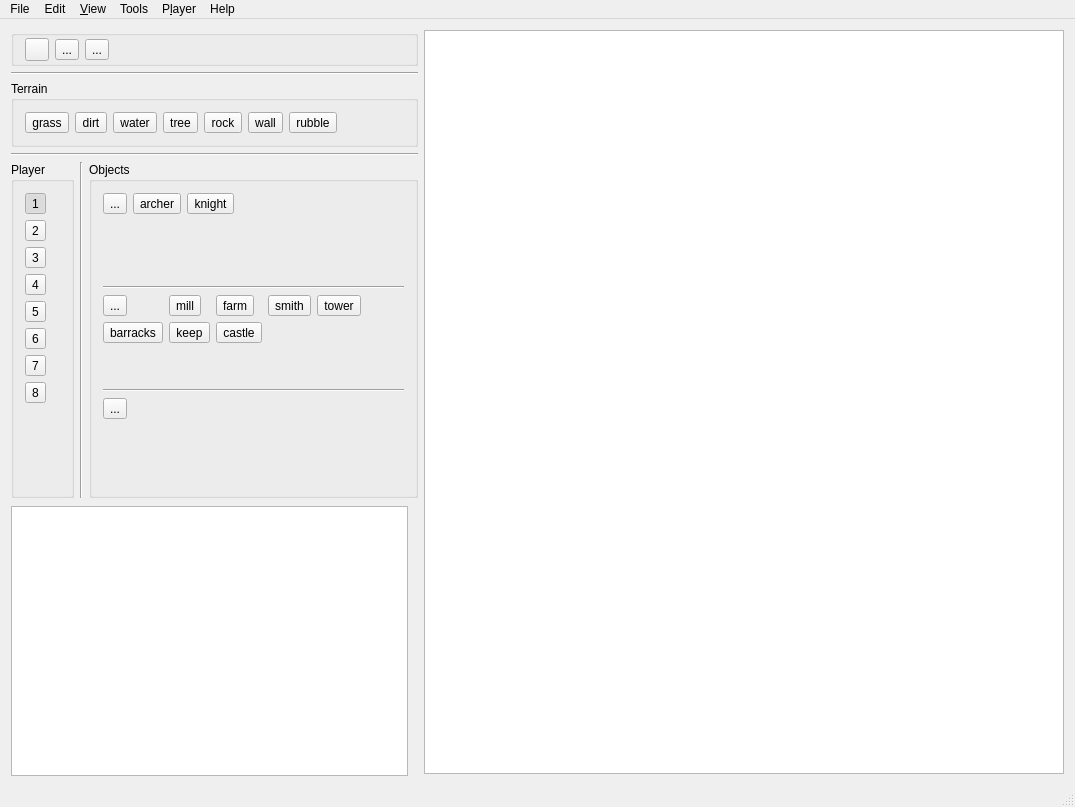
Qt form MapEditor/mainwindow.ui (projectdelphai/ECS160_MapEditor) before a commit.
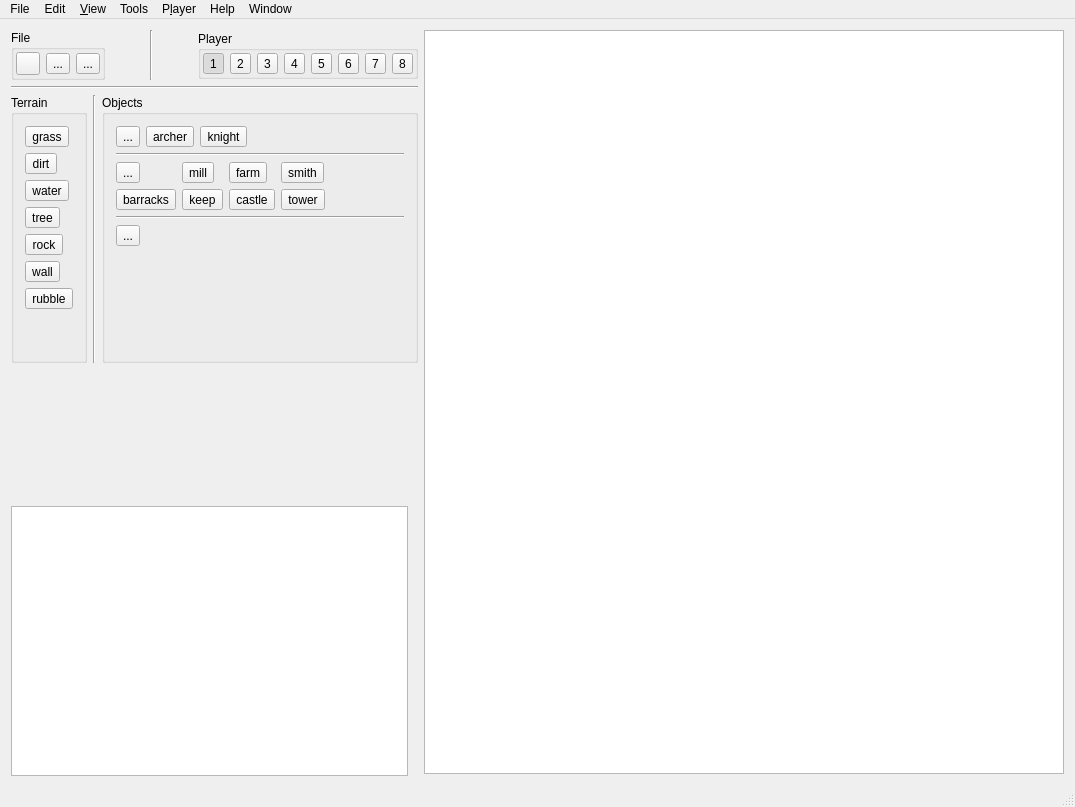
The same form after that commit. Icons and pictures are not drawn.

```diff
--- a/MapEditor/mainwindow.ui
+++ b/MapEditor/mainwindow.ui
@@ -29,22 +29,24 @@
    </property>
    <layout class="QHBoxLayout" name="horizontalLayout_2">
     <item>
-     <layout class="QVBoxLayout" name="verticalLayout">
+     <layout class="QVBoxLayout" name="sidebar">
       <item>
-       <widget class="QGroupBox" name="groupBox_3">
-        <property name="sizePolicy">
-         <sizepolicy hsizetype="Preferred" vsizetype="Maximum">
-          <horstretch>0</horstretch>
-          <verstretch>0</verstretch>
-         </sizepolicy>
-        </property>
+       <layout class="QHBoxLayout" name="file_and_player">
+        <item>
+         <widget class="QGroupBox" name="group_file">
         <property name="title">
-         <string/>
-        </property>
-        <layout class="QHBoxLayout" name="horizontalLayout_8">
+           <string>File</string>
+          </property>
+          <layout class="QHBoxLayout" name="horizontalLayout_4">
+           <property name="leftMargin">
+            <number>2</number>
+           </property>
          <property name="topMargin">
           <number>2</number>
          </property>
+           <property name="rightMargin">
+            <number>2</number>
+           </property>
          <property name="bottomMargin">
           <number>2</number>
          </property>
@@ -87,171 +89,7 @@
            </property>
           </widget>
          </item>
-         <item>
-          <spacer name="horizontalSpacer_2">
-           <property name="orientation">
-            <enum>Qt::Horizontal</enum>
-           </property>
-           <property name="sizeHint" stdset="0">
-            <size>
-             <width>40</width>
-             <height>20</height>
-            </size>
-           </property>
-          </spacer>
-         </item>
-        </layout>
-       </widget>
-      </item>
-      <item>
-       <widget class="Line" name="line_3">
-        <property name="orientation">
-         <enum>Qt::Horizontal</enum>
-        </property>
-       </widget>
-      </item>
-      <item>
-       <layout class="QHBoxLayout" name="horizontalLayout_3">
-        <item>
-         <widget class="QGroupBox" name="tools_terrain">
-          <property name="title">
-           <string>Terrain</string>
-          </property>
-          <layout class="QHBoxLayout" name="horizontalLayout_4">
-           <item>
-            <widget class="QToolButton" name="tool_grass">
-             <property name="text">
-              <string>grass</string>
-             </property>
-             <property name="iconSize">
-              <size>
-               <width>32</width>
-               <height>32</height>
-              </size>
-             </property>
-             <property name="checkable">
-              <bool>true</bool>
-             </property>
-             <property name="autoExclusive">
-              <bool>true</bool>
-             </property>
-            </widget>
-           </item>
-           <item>
-            <widget class="QToolButton" name="tool_dirt">
-             <property name="text">
-              <string>dirt</string>
-             </property>
-             <property name="iconSize">
-              <size>
-               <width>32</width>
-               <height>32</height>
-              </size>
-             </property>
-             <property name="checkable">
-              <bool>true</bool>
-             </property>
-             <property name="autoExclusive">
-              <bool>true</bool>
-             </property>
-            </widget>
-           </item>
-           <item>
-            <widget class="QToolButton" name="tool_water">
-             <property name="text">
-              <string>water</string>
-             </property>
-             <property name="iconSize">
-              <size>
-               <width>32</width>
-               <height>32</height>
-              </size>
-             </property>
-             <property name="checkable">
-              <bool>true</bool>
-             </property>
-             <property name="checked">
-              <bool>false</bool>
-             </property>
-             <property name="autoExclusive">
-              <bool>true</bool>
-             </property>
-            </widget>
-           </item>
-           <item>
-            <widget class="QToolButton" name="tool_tree">
-             <property name="text">
-              <string>tree</string>
-             </property>
-             <property name="iconSize">
-              <size>
-               <width>32</width>
-               <height>32</height>
-              </size>
-             </property>
-             <property name="checkable">
-              <bool>true</bool>
-             </property>
-             <property name="autoExclusive">
-              <bool>true</bool>
-             </property>
-            </widget>
-           </item>
-           <item>
-            <widget class="QToolButton" name="tool_rock">
-             <property name="text">
-              <string>rock</string>
-             </property>
-             <property name="iconSize">
-              <size>
-               <width>32</width>
-               <height>32</height>
-              </size>
-             </property>
-             <property name="checkable">
-              <bool>true</bool>
-             </property>
-             <property name="autoExclusive">
-              <bool>true</bool>
-             </property>
-            </widget>
-           </item>
-           <item>
-            <widget class="QToolButton" name="tool_wall">
-             <property name="text">
-              <string>wall</string>
-             </property>
-             <property name="iconSize">
-              <size>
-               <width>32</width>
-               <height>32</height>
-              </size>
-             </property>
-             <property name="checkable">
-              <bool>true</bool>
-             </property>
-             <property name="autoExclusive">
-              <bool>true</bool>
-             </property>
-            </widget>
-           </item>
-           <item>
-            <widget class="QToolButton" name="tool_rubble">
-             <property name="text">
-              <string>rubble</string>
-             </property>
-             <property name="iconSize">
-              <size>
-               <width>32</width>
-               <height>32</height>
-              </size>
-             </property>
-             <property name="checkable">
-              <bool>true</bool>
-             </property>
-             <property name="autoExclusive">
-              <bool>true</bool>
-             </property>
+          </layout>
             </widget>
            </item>
            <item>
@@ -267,36 +105,50 @@
              </property>
             </spacer>
            </item>
-          </layout>
-          <zorder>tool_rock</zorder>
-          <zorder>tool_tree</zorder>
-          <zorder>tool_wall</zorder>
-          <zorder>tool_grass</zorder>
-          <zorder>tool_dirt</zorder>
-          <zorder>tool_water</zorder>
-          <zorder>horizontalSpacer_3</zorder>
-          <zorder>tool_rubble</zorder>
-         </widget>
-        </item>
-       </layout>
-      </item>
       <item>
        <widget class="Line" name="line_2">
         <property name="orientation">
-         <enum>Qt::Horizontal</enum>
+           <enum>Qt::Vertical</enum>
         </property>
        </widget>
       </item>
       <item>
-       <layout class="QHBoxLayout" name="horizontalLayout_5">
+         <spacer name="horizontalSpacer_2">
+          <property name="orientation">
+           <enum>Qt::Horizontal</enum>
+          </property>
+          <property name="sizeHint" stdset="0">
+           <size>
+            <width>40</width>
+            <height>20</height>
+           </size>
+          </property>
+         </spacer>
+        </item>
         <item>
-         <layout class="QVBoxLayout" name="verticalLayout_3">
-          <item>
-           <widget class="QGroupBox" name="groupBox">
+         <widget class="QGroupBox" name="group_player">
+          <property name="sizePolicy">
+           <sizepolicy hsizetype="Preferred" vsizetype="Maximum">
+            <horstretch>0</horstretch>
+            <verstretch>0</verstretch>
+           </sizepolicy>
+          </property>
             <property name="title">
              <string>Player</string>
             </property>
-            <layout class="QVBoxLayout" name="verticalLayout_5">
+          <layout class="QHBoxLayout" name="horizontalLayout_8">
+           <property name="leftMargin">
+            <number>2</number>
+           </property>
+           <property name="topMargin">
+            <number>2</number>
+           </property>
+           <property name="rightMargin">
+            <number>2</number>
+           </property>
+           <property name="bottomMargin">
+            <number>2</number>
+           </property>
              <item>
               <widget class="QToolButton" name="tool_p1">
                <property name="text">
@@ -418,6 +270,168 @@
                </property>
               </widget>
              </item>
+          </layout>
+         </widget>
+        </item>
+       </layout>
+      </item>
+      <item>
+       <widget class="Line" name="sep_fptb">
+        <property name="orientation">
+         <enum>Qt::Horizontal</enum>
+        </property>
+       </widget>
+      </item>
+      <item>
+       <layout class="QHBoxLayout" name="toolbar">
+        <item>
+         <widget class="QGroupBox" name="group_terrain">
+          <property name="sizePolicy">
+           <sizepolicy hsizetype="Preferred" vsizetype="MinimumExpanding">
+            <horstretch>0</horstretch>
+            <verstretch>0</verstretch>
+           </sizepolicy>
+          </property>
+          <property name="title">
+           <string>Terrain</string>
+          </property>
+          <layout class="QVBoxLayout" name="verticalLayout_5">
+           <item>
+            <widget class="QToolButton" name="tool_grass">
+             <property name="text">
+              <string>grass</string>
+             </property>
+             <property name="iconSize">
+              <size>
+               <width>32</width>
+               <height>32</height>
+              </size>
+             </property>
+             <property name="checkable">
+              <bool>true</bool>
+             </property>
+             <property name="autoExclusive">
+              <bool>true</bool>
+             </property>
+            </widget>
+           </item>
+           <item>
+            <widget class="QToolButton" name="tool_dirt">
+             <property name="text">
+              <string>dirt</string>
+             </property>
+             <property name="iconSize">
+              <size>
+               <width>32</width>
+               <height>32</height>
+              </size>
+             </property>
+             <property name="checkable">
+              <bool>true</bool>
+             </property>
+             <property name="autoExclusive">
+              <bool>true</bool>
+             </property>
+            </widget>
+           </item>
+           <item>
+            <widget class="QToolButton" name="tool_water">
+             <property name="text">
+              <string>water</string>
+             </property>
+             <property name="iconSize">
+              <size>
+               <width>32</width>
+               <height>32</height>
+              </size>
+             </property>
+             <property name="checkable">
+              <bool>true</bool>
+             </property>
+             <property name="checked">
+              <bool>false</bool>
+             </property>
+             <property name="autoExclusive">
+              <bool>true</bool>
+             </property>
+            </widget>
+           </item>
+           <item>
+            <widget class="QToolButton" name="tool_tree">
+             <property name="text">
+              <string>tree</string>
+             </property>
+             <property name="iconSize">
+              <size>
+               <width>32</width>
+               <height>32</height>
+              </size>
+             </property>
+             <property name="checkable">
+              <bool>true</bool>
+             </property>
+             <property name="autoExclusive">
+              <bool>true</bool>
+             </property>
+            </widget>
+           </item>
+           <item>
+            <widget class="QToolButton" name="tool_rock">
+             <property name="text">
+              <string>rock</string>
+             </property>
+             <property name="iconSize">
+              <size>
+               <width>32</width>
+               <height>32</height>
+              </size>
+             </property>
+             <property name="checkable">
+              <bool>true</bool>
+             </property>
+             <property name="autoExclusive">
+              <bool>true</bool>
+             </property>
+            </widget>
+           </item>
+           <item>
+            <widget class="QToolButton" name="tool_wall">
+             <property name="text">
+              <string>wall</string>
+             </property>
+             <property name="iconSize">
+              <size>
+               <width>32</width>
+               <height>32</height>
+              </size>
+             </property>
+             <property name="checkable">
+              <bool>true</bool>
+             </property>
+             <property name="autoExclusive">
+              <bool>true</bool>
+             </property>
+            </widget>
+           </item>
+           <item>
+            <widget class="QToolButton" name="tool_rubble">
+             <property name="text">
+              <string>rubble</string>
+             </property>
+             <property name="iconSize">
+              <size>
+               <width>32</width>
+               <height>32</height>
+              </size>
+             </property>
+             <property name="checkable">
+              <bool>true</bool>
+             </property>
+             <property name="autoExclusive">
+              <bool>true</bool>
+             </property>
+            </widget>
+           </item>
              <item>
               <spacer name="verticalSpacer_2">
                <property name="orientation">
@@ -434,25 +448,27 @@
             </layout>
            </widget>
           </item>
-         </layout>
-        </item>
         <item>
-         <widget class="Line" name="line">
+         <widget class="Line" name="sep_to">
           <property name="orientation">
            <enum>Qt::Vertical</enum>
           </property>
          </widget>
         </item>
         <item>
-         <layout class="QVBoxLayout" name="verticalLayout_4">
-          <item>
-           <widget class="QGroupBox" name="groupBox_2">
+         <widget class="QGroupBox" name="group_objects">
+          <property name="sizePolicy">
+           <sizepolicy hsizetype="Preferred" vsizetype="Expanding">
+            <horstretch>0</horstretch>
+            <verstretch>0</verstretch>
+           </sizepolicy>
+          </property>
             <property name="title">
              <string>Objects</string>
             </property>
-            <layout class="QGridLayout" name="gridLayout_5">
-             <item row="0" column="0">
-              <layout class="QGridLayout" name="gridLayout_3">
+          <layout class="QVBoxLayout" name="verticalLayout">
+           <item>
+            <layout class="QGridLayout" name="grid_units">
                <item row="0" column="1">
                 <widget class="QToolButton" name="tool_archer">
                  <property name="text">
@@ -472,6 +488,19 @@
                  </property>
                 </widget>
                </item>
+             <item row="0" column="3">
+              <spacer name="horizontalSpacer">
+               <property name="orientation">
+                <enum>Qt::Horizontal</enum>
+               </property>
+               <property name="sizeHint" stdset="0">
+                <size>
+                 <width>40</width>
+                 <height>20</height>
+                </size>
+               </property>
+              </spacer>
+             </item>
                <item row="0" column="2">
                 <widget class="QToolButton" name="tool_knight">
                  <property name="text">
@@ -491,19 +520,6 @@
                  </property>
                 </widget>
                </item>
-               <item row="1" column="0">
-                <spacer name="verticalSpacer">
-                 <property name="orientation">
-                  <enum>Qt::Vertical</enum>
-                 </property>
-                 <property name="sizeHint" stdset="0">
-                  <size>
-                   <width>20</width>
-                   <height>40</height>
-                  </size>
-                 </property>
-                </spacer>
-               </item>
                <item row="0" column="0">
                 <widget class="QToolButton" name="tool_peasant1">
                  <property name="text">
@@ -527,30 +543,17 @@
                  </property>
                 </widget>
                </item>
-               <item row="0" column="3">
-                <spacer name="horizontalSpacer">
-                 <property name="orientation">
-                  <enum>Qt::Horizontal</enum>
-                 </property>
-                 <property name="sizeHint" stdset="0">
-                  <size>
-                   <width>40</width>
-                   <height>20</height>
-                  </size>
-                 </property>
-                </spacer>
-               </item>
-              </layout>
-             </item>
-             <item row="3" column="0">
-              <widget class="Line" name="line_5">
+            </layout>
+           </item>
+           <item>
+            <widget class="Line" name="sep_ub">
                <property name="orientation">
                 <enum>Qt::Horizontal</enum>
                </property>
               </widget>
              </item>
-             <item row="2" column="0">
-              <layout class="QGridLayout" name="gridLayout_4">
+           <item>
+            <layout class="QGridLayout" name="grid_buildings">
                <item row="0" column="3">
                 <widget class="QToolButton" name="tool_smith">
                  <property name="text">
@@ -589,6 +592,25 @@
                  </property>
                 </widget>
                </item>
+             <item row="1" column="3">
+              <widget class="QToolButton" name="tool_tower">
+               <property name="text">
+                <string>tower</string>
+               </property>
+               <property name="iconSize">
+                <size>
+                 <width>46</width>
+                 <height>38</height>
+                </size>
+               </property>
+               <property name="checkable">
+                <bool>true</bool>
+               </property>
+               <property name="autoExclusive">
+                <bool>true</bool>
+               </property>
+              </widget>
+             </item>
                <item row="0" column="1">
                 <widget class="QToolButton" name="tool_mill">
                  <property name="text">
@@ -631,19 +653,6 @@
                  </property>
                 </widget>
                </item>
-               <item row="3" column="0">
-                <spacer name="verticalSpacer_3">
-                 <property name="orientation">
-                  <enum>Qt::Vertical</enum>
-                 </property>
-                 <property name="sizeHint" stdset="0">
-                  <size>
-                   <width>20</width>
-                   <height>40</height>
-                  </size>
-                 </property>
-                </spacer>
-               </item>
                <item row="0" column="6">
                 <spacer name="horizontalSpacer_4">
                  <property name="orientation">
@@ -657,63 +666,6 @@
                  </property>
                 </spacer>
                </item>
-               <item row="0" column="4">
-                <widget class="QToolButton" name="tool_tower">
-                 <property name="text">
-                  <string>tower</string>
-                 </property>
-                 <property name="iconSize">
-                  <size>
-                   <width>46</width>
-                   <height>38</height>
-                  </size>
-                 </property>
-                 <property name="checkable">
-                  <bool>true</bool>
-                 </property>
-                 <property name="autoExclusive">
-                  <bool>true</bool>
-                 </property>
-                </widget>
-               </item>
-               <item row="1" column="0">
-                <widget class="QToolButton" name="tool_barracks">
-                 <property name="text">
-                  <string>barracks</string>
-                 </property>
-                 <property name="iconSize">
-                  <size>
-                   <width>46</width>
-                   <height>38</height>
-                  </size>
-                 </property>
-                 <property name="checkable">
-                  <bool>true</bool>
-                 </property>
-                 <property name="autoExclusive">
-                  <bool>true</bool>
-                 </property>
-                </widget>
-               </item>
-               <item row="1" column="1">
-                <widget class="QToolButton" name="tool_keep">
-                 <property name="text">
-                  <string>keep</string>
-                 </property>
-                 <property name="iconSize">
-                  <size>
-                   <width>46</width>
-                   <height>38</height>
-                  </size>
-                 </property>
-                 <property name="checkable">
-                  <bool>true</bool>
-                 </property>
-                 <property name="autoExclusive">
-                  <bool>true</bool>
-                 </property>
-                </widget>
-               </item>
                <item row="1" column="2">
                 <widget class="QToolButton" name="tool_castle">
                  <property name="text">
@@ -733,19 +685,64 @@
                  </property>
                 </widget>
                </item>
-              </layout>
+             <item row="1" column="1">
+              <widget class="QToolButton" name="tool_keep">
+               <property name="text">
+                <string>keep</string>
+               </property>
+               <property name="iconSize">
+                <size>
+                 <width>46</width>
+                 <height>38</height>
+                </size>
+               </property>
+               <property name="checkable">
+                <bool>true</bool>
+               </property>
+               <property name="autoExclusive">
+                <bool>true</bool>
+               </property>
+              </widget>
              </item>
-             <item row="4" column="0">
-              <layout class="QGridLayout" name="gridLayout_7">
                <item row="1" column="0">
-                <spacer name="verticalSpacer_4">
+              <widget class="QToolButton" name="tool_barracks">
+               <property name="text">
+                <string>barracks</string>
+               </property>
+               <property name="iconSize">
+                <size>
+                 <width>46</width>
+                 <height>38</height>
+                </size>
+               </property>
+               <property name="checkable">
+                <bool>true</bool>
+               </property>
+               <property name="autoExclusive">
+                <bool>true</bool>
+               </property>
+              </widget>
+             </item>
+            </layout>
+           </item>
+           <item>
+            <widget class="Line" name="sep_bn">
                  <property name="orientation">
-                  <enum>Qt::Vertical</enum>
+              <enum>Qt::Horizontal</enum>
+             </property>
+            </widget>
+           </item>
+           <item>
+            <layout class="QGridLayout" name="grid_neutral">
+             <item row="0" column="1">
+              <spacer name="horizontalSpacer_5">
+               <property name="orientation">
+                <enum>Qt::Horizontal</enum>
                  </property>
                  <property name="sizeHint" stdset="0">
                   <size>
-                   <width>20</width>
-                   <height>40</height>
+                 <width>40</width>
+                 <height>20</height>
                   </size>
                  </property>
                 </spacer>
@@ -773,34 +770,38 @@
                  </property>
                 </widget>
                </item>
-               <item row="0" column="1">
-                <spacer name="horizontalSpacer_5">
+            </layout>
+           </item>
+           <item>
+            <spacer name="verticalSpacer">
                  <property name="orientation">
-                  <enum>Qt::Horizontal</enum>
+              <enum>Qt::Vertical</enum>
                  </property>
                  <property name="sizeHint" stdset="0">
                   <size>
-                   <width>40</width>
-                   <height>20</height>
+               <width>20</width>
+               <height>40</height>
                   </size>
                  </property>
                 </spacer>
                </item>
               </layout>
-             </item>
-             <item row="1" column="0">
-              <widget class="Line" name="line_4">
-               <property name="orientation">
-                <enum>Qt::Horizontal</enum>
-               </property>
               </widget>
              </item>
             </layout>
-           </widget>
-          </item>
-         </layout>
-        </item>
-       </layout>
+      </item>
+      <item>
+       <spacer name="verticalSpacer_3">
+        <property name="orientation">
+         <enum>Qt::Vertical</enum>
+        </property>
+        <property name="sizeHint" stdset="0">
+         <size>
+          <width>20</width>
+          <height>40</height>
+         </size>
+        </property>
+       </spacer>
       </item>
       <item>
        <widget class="QGraphicsView" name="graphicsView_2">
@@ -955,12 +956,20 @@
     </property>
     <addaction name="actionAbout_MapEditor"/>
    </widget>
+   <widget class="QMenu" name="menuWindow">
+    <property name="title">
+     <string>Window</string>
+    </property>
+    <addaction name="actionAssets"/>
+    <addaction name="actionAssets_2"/>
+   </widget>
    <addaction name="menuFile"/>
    <addaction name="menuEdit"/>
    <addaction name="menuView"/>
    <addaction name="menuTools"/>
    <addaction name="menuPlayer"/>
    <addaction name="menuHelp"/>
+   <addaction name="menuWindow"/>
   </widget>
   <widget class="QStatusBar" name="statusBar"/>
   <action name="actionNew">
```
Left out of the diff: 78 changed lines with no effect on the pictures. Lines whose indentation alone changed are shown as unchanged.
